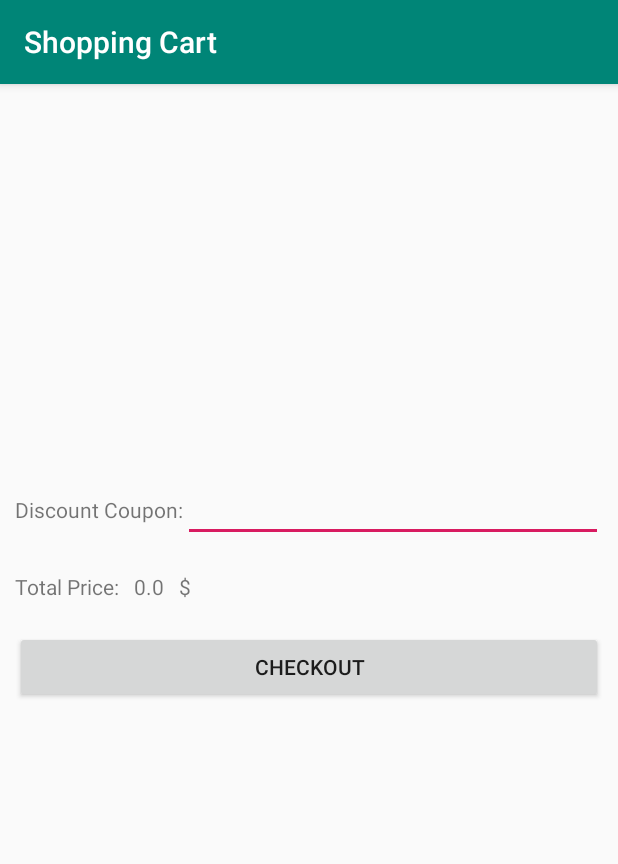
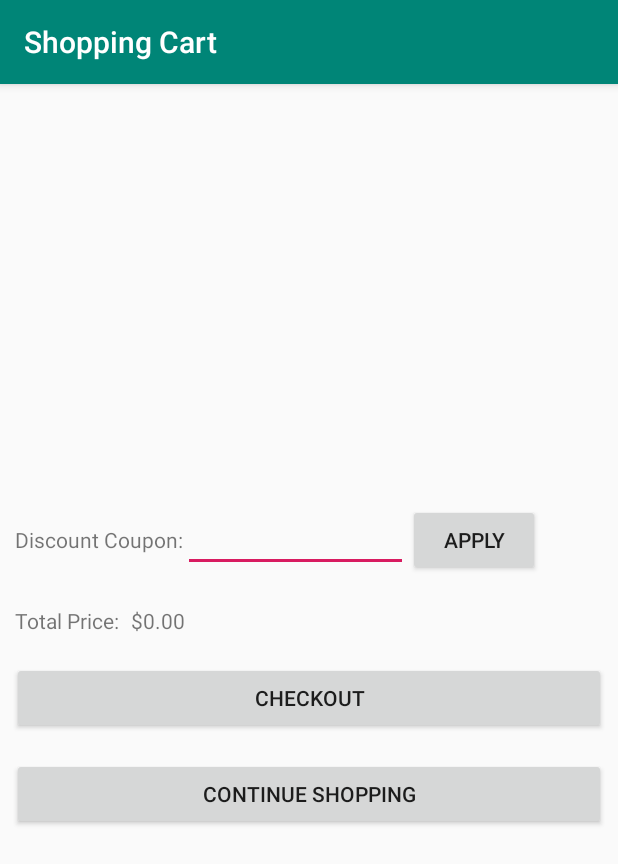
Before and after one commit to raulkfernandes/Marvel_Store, an Android app: the ShoppingCartActivity screen opened directly, with no data from a screen before it, on a phone screen of 412 x 824 dp. Shown: the top 864 px of the screen. Run offline under Robolectric (Android 15) with nearby library versions, the phone set to English and light mode, and no system bars; 2 statements that could not run were skipped.

Commit message:
Implementando tratamento correto para cupons de desconto

```diff
--- a/app/src/main/java/br/com/phoebus/marvelstore/activity/ComicStoreActivity.java
+++ b/app/src/main/java/br/com/phoebus/marvelstore/activity/ComicStoreActivity.java
@@ -20,8 +20,8 @@ import br.com.phoebus.marvelstore.R;
 import br.com.phoebus.marvelstore.adapter.ComicStoreAdapter;
 import br.com.phoebus.marvelstore.dao.ComicDAO;
 import br.com.phoebus.marvelstore.model.Comic;
-import br.com.phoebus.marvelstore.retrofit.model.DataJSON;
-import br.com.phoebus.marvelstore.retrofit.model.MarvelAPI;
+import br.com.phoebus.marvelstore.retrofit.DataJSON;
+import br.com.phoebus.marvelstore.retrofit.MarvelAPI;
 import retrofit2.Call;
 import retrofit2.Callback;
 import retrofit2.Response;
@@ -46,7 +46,7 @@ public class ComicStoreActivity extends AppCompatActivity {
             @Override
             public void onClick(View view) {
                 if(dao.getCartList() == null || dao.isCartEmpty()) {
-                    Toast.makeText(ComicStoreActivity.this, "You must add at least one comic to your cart.", Toast.LENGTH_SHORT).show();
+                    Toast.makeText(ComicStoreActivity.this, "Your cart is empty.", Toast.LENGTH_SHORT).show();
                 }
                 else {
                     Intent intent = new Intent(ComicStoreActivity.this, ShoppingCartActivity.class);
--- a/app/src/main/java/br/com/phoebus/marvelstore/activity/ShoppingCartActivity.java
+++ b/app/src/main/java/br/com/phoebus/marvelstore/activity/ShoppingCartActivity.java
@@ -3,6 +3,7 @@ package br.com.phoebus.marvelstore.activity;
 import android.os.Bundle;
 import android.view.View;
 import android.widget.Button;
+import android.widget.EditText;
 import android.widget.ListView;
 import android.widget.TextView;
 import android.widget.Toast;
@@ -10,13 +11,19 @@ import android.widget.Toast;
 import androidx.annotation.Nullable;
 import androidx.appcompat.app.AppCompatActivity;
 
+import java.text.DecimalFormat;
+
 import br.com.phoebus.marvelstore.R;
 import br.com.phoebus.marvelstore.adapter.ShoppingCartAdapter;
 import br.com.phoebus.marvelstore.dao.ComicDAO;
 
 public class ShoppingCartActivity extends AppCompatActivity {
 
-    ComicDAO dao = new ComicDAO();
+    private ComicDAO dao = new ComicDAO();
+    private final DecimalFormat df = new DecimalFormat("#0.00");
+    private static final String DISCOUNT_COUPON_COMMON = "IRONMAN";
+    private static final String DISCOUNT_COUPON_RARE = "BLACKWIDOW";
+    private static String DISCOUNT_COUPON_APPLIED = "";
 
     @Override
     protected void onCreate(@Nullable Bundle savedInstanceState) {
@@ -24,6 +31,55 @@ public class ShoppingCartActivity extends AppCompatActivity {
         setTitle("Shopping Cart");
         setContentView(R.layout.activity_shopping_cart);
 
+        // Set total price
+        final TextView totalPrice = findViewById(R.id.activity_shopping_cart_total_price_text_view);
+        final double doublePrice = Double.valueOf(dao.getTotalPrice());
+        totalPrice.setText(df.format(doublePrice));
+
+        ShoppingCartAdapter mAdapter = new ShoppingCartAdapter(this, dao);
+        ListView shoppingCartListView = findViewById(R.id.activity_shopping_cart_list_view);
+        shoppingCartListView.setAdapter(mAdapter);
+
+        // Apply discount
+        final EditText discountCouponEditText = findViewById(R.id.activity_shopping_cart_discount_coupon_edit_text);
+
+        if(dao.hasDiscountCouponApplied()) {
+            discountCouponEditText.setText(DISCOUNT_COUPON_APPLIED);
+            discountCouponEditText.setEnabled(false);
+        }
+
+        Button applyDiscountCouponButton = findViewById(R.id.activity_shopping_cart_apply_discount_coupon_button);
+        applyDiscountCouponButton.setOnClickListener(new View.OnClickListener() {
+            @Override
+            public void onClick(View view) {
+
+                String discountCoupon = discountCouponEditText.getText().toString();
+
+                if(discountCoupon.equals(DISCOUNT_COUPON_COMMON)) {
+                    Toast.makeText(ShoppingCartActivity.this, "Common Coupon Applied.", Toast.LENGTH_SHORT).show();
+                    dao.setDiscountCoupon("common");
+                    DISCOUNT_COUPON_APPLIED = DISCOUNT_COUPON_COMMON;
+                    discountCouponEditText.setEnabled(false);
+                    double commonDiscountPrice = Double.valueOf(dao.getTotalPrice());
+                    totalPrice.setText(df.format(commonDiscountPrice));
+                }
+
+                else if(discountCoupon.equals(DISCOUNT_COUPON_RARE)) {
+                    Toast.makeText(ShoppingCartActivity.this, "Rare Discount Coupon Applied.", Toast.LENGTH_SHORT).show();
+                    dao.setDiscountCoupon("rare");
+                    DISCOUNT_COUPON_APPLIED = DISCOUNT_COUPON_RARE;
+                    discountCouponEditText.setEnabled(false);
+                    double rareDiscountPrice = Double.valueOf(dao.getTotalPrice());
+                    totalPrice.setText(df.format(rareDiscountPrice));
+
+                } else {
+                    Toast.makeText(ShoppingCartActivity.this, "Invalid Discount Coupon.", Toast.LENGTH_SHORT).show();
+                    DISCOUNT_COUPON_APPLIED = "";
+                }
+            }
+        });
+
+        // Checkout Button
         Button checkoutButton = findViewById(R.id.activity_shopping_cart_checkout_button);
         checkoutButton.setOnClickListener(new View.OnClickListener() {
             @Override
@@ -33,17 +89,21 @@ public class ShoppingCartActivity extends AppCompatActivity {
                 }
                 else {
                     Toast.makeText(ShoppingCartActivity.this, "Checkout Successful.", Toast.LENGTH_SHORT).show();
+                    DISCOUNT_COUPON_APPLIED = "";
+                    dao.resetDiscountCoupon();
                     dao.clearCarList();
                     finish();
                 }
             }
         });
 
-        TextView totalPrice = findViewById(R.id.activity_shopping_cart_total_price_text_view);
-        totalPrice.setText(dao.getTotalPrice());
-
-        ShoppingCartAdapter mAdapter = new ShoppingCartAdapter(this, dao);
-        ListView shoppingCartListView = findViewById(R.id.activity_shopping_cart_list_view);
-        shoppingCartListView.setAdapter(mAdapter);
+        // Continue Shopping Button
+        Button continueShoppingButton = findViewById(R.id.activity_shopping_cart_continue_shopping_button);
+        continueShoppingButton.setOnClickListener(new View.OnClickListener() {
+            @Override
+            public void onClick(View view) {
+                finish();
+            }
+        });
     }
 }
--- a/app/src/main/java/br/com/phoebus/marvelstore/dao/ComicDAO.java
+++ b/app/src/main/java/br/com/phoebus/marvelstore/dao/ComicDAO.java
@@ -1,4 +1,6 @@
 package br.com.phoebus.marvelstore.dao;
+
+import android.util.Log;
 
 import java.util.List;
 
@@ -7,33 +9,71 @@ import br.com.phoebus.marvelstore.model.ShoppingCartSingleton;
 
 public class ComicDAO {
 
+    public static boolean hasCommonDiscountCoupon = false;
+    public static boolean hasRareDiscountCoupon = false;
+
     public boolean isCartEmpty() {
-        return ShoppingCartSingleton.getInstante().isComicListEmpty();
+        return ShoppingCartSingleton.getInstance().isComicListEmpty();
     }
 
     public void addToCart(Comic comic) {
-        ShoppingCartSingleton.getInstante().addComic(comic);
+        ShoppingCartSingleton.getInstance().addComic(comic);
     }
 
-//    public void removeFromCart(int index) {
-//        ShoppingCartSingleton.getInstante().removeComic(index);
-//    }
+    public void removeFromCart(int index) {
+        ShoppingCartSingleton.getInstance().removeComic(index);
+    }
 
     public List<Comic> getCartList() {
-        return ShoppingCartSingleton.getInstante().getComicList();
+        return ShoppingCartSingleton.getInstance().getComicList();
     }
 
     public void clearCarList() {
-        ShoppingCartSingleton.getInstante().clearComicList();
+        ShoppingCartSingleton.getInstance().clearComicList();
     }
 
     public String getTotalPrice() {
         double totalPrice = 0;
         List<Comic> comicList = getCartList();
 
-        for(int i = 0; i < comicList.size(); i++) {
+        Log.i("Coupon Check", "Common Coupon: " + hasCommonDiscountCoupon);
+        Log.i("Coupon Check", "Rare Coupon: " + hasRareDiscountCoupon);
+
+        for (int i = 0; i < comicList.size(); i++) {
             totalPrice += comicList.get(i).getPriceDouble();
         }
-        return String.valueOf(totalPrice);
+
+        double discountUpdate = totalPrice;
+
+        if(hasCommonDiscountCoupon) {
+            discountUpdate -= discountUpdate * 0.1f;
+            return String.valueOf(discountUpdate);
+        }
+        else if(hasRareDiscountCoupon) {
+            discountUpdate -= discountUpdate * 0.25f;
+            return String.valueOf(discountUpdate);
+        }
+        else {
+            return String.valueOf(totalPrice);
+        }
+    }
+
+    public void setDiscountCoupon(String discountCouponCheck) {
+        if(discountCouponCheck == "common") {
+            hasCommonDiscountCoupon = true;
+            hasRareDiscountCoupon = false;
+        } else if (discountCouponCheck == "rare") {
+            hasCommonDiscountCoupon = false;
+            hasRareDiscountCoupon = true;
+        }
+    }
+
+    public void resetDiscountCoupon() {
+        hasCommonDiscountCoupon = false;
+        hasRareDiscountCoupon = false;
+    }
+
+    public boolean hasDiscountCouponApplied() {
+        return hasCommonDiscountCoupon || hasRareDiscountCoupon;
     }
 }
--- a/app/src/main/java/br/com/phoebus/marvelstore/model/ShoppingCartSingleton.java
+++ b/app/src/main/java/br/com/phoebus/marvelstore/model/ShoppingCartSingleton.java
@@ -13,7 +13,7 @@ public class ShoppingCartSingleton {
 
     private ShoppingCartSingleton() {}
 
-    public static ShoppingCartSingleton getInstante() {
+    public static ShoppingCartSingleton getInstance() {
         if(instance == null) {
             instance = new ShoppingCartSingleton();
         }
--- a/app/src/main/java/br/com/phoebus/marvelstore/retrofit/model/Data.java
+++ b/app/src/main/java/br/com/phoebus/marvelstore/retrofit/Data.java
@@ -1,4 +1,4 @@
-package br.com.phoebus.marvelstore.retrofit.model;
+package br.com.phoebus.marvelstore.retrofit;
 
 public class Data {
 //
--- a/app/src/main/java/br/com/phoebus/marvelstore/retrofit/model/DataJSON.java
+++ b/app/src/main/java/br/com/phoebus/marvelstore/retrofit/DataJSON.java
@@ -1,4 +1,4 @@
-package br.com.phoebus.marvelstore.retrofit.model;
+package br.com.phoebus.marvelstore.retrofit;
 
 import com.google.gson.annotations.Expose;
 import com.google.gson.annotations.SerializedName;
--- a/app/src/main/java/br/com/phoebus/marvelstore/retrofit/model/MarvelAPI.java
+++ b/app/src/main/java/br/com/phoebus/marvelstore/retrofit/MarvelAPI.java
@@ -1,4 +1,4 @@
-package br.com.phoebus.marvelstore.retrofit.model;
+package br.com.phoebus.marvelstore.retrofit;
 
 import retrofit2.Call;
 import retrofit2.http.GET;
--- a/app/src/main/res/layout/activity_shopping_cart.xml
+++ b/app/src/main/res/layout/activity_shopping_cart.xml
@@ -8,31 +8,31 @@
     <ListView
         android:id="@+id/activity_shopping_cart_list_view"
         android:layout_width="match_parent"
-        android:layout_height="250dp" />
-
-    <!--
-    <EditText
-        android:inputType="number"
-        android:layout_width="wrap_content"
-        android:layout_height="wrap_content" />
-    -->
+        android:layout_height="250dp"
+        android:layout_margin="10dp"/>
 
     <LinearLayout
-        android:orientation="horizontal"
         android:layout_width="match_parent"
         android:layout_height="wrap_content"
+        android:orientation="horizontal"
         android:layout_margin="10dp">
 
         <TextView
             android:text="Discount Coupon:"
             android:layout_width="wrap_content"
-            android:layout_height="wrap_content" />
+            android:layout_height="wrap_content"/>
 
         <EditText
-            android:id="@+id/activity_shopping_cart_discount_edit_text"
-            android:layout_width="match_parent"
+            android:id="@+id/activity_shopping_cart_discount_coupon_edit_text"
+            android:layout_width="150dp"
             android:layout_height="wrap_content"
             android:inputType="textCapCharacters"/>
+
+        <Button
+            android:id="@+id/activity_shopping_cart_apply_discount_coupon_button"
+            android:layout_width="wrap_content"
+            android:layout_height="wrap_content"
+            android:text="Apply"/>
     </LinearLayout>
 
     <LinearLayout
@@ -44,19 +44,19 @@
         <TextView
             android:text="Total Price:"
             android:layout_width="wrap_content"
-            android:layout_height="wrap_content" />
+            android:layout_height="wrap_content"
+            android:layout_marginRight="8dp" />
+
+        <TextView
+            android:text="$"
+            android:layout_width="wrap_content"
+            android:layout_height="wrap_content"/>
 
         <TextView
             android:id="@+id/activity_shopping_cart_total_price_text_view"
             android:text="49.90"
             android:layout_width="wrap_content"
-            android:layout_height="wrap_content"
-            android:layout_marginHorizontal="10dp"/>
-
-        <TextView
-            android:text="$"
-            android:layout_width="wrap_content"
-            android:layout_height="wrap_content" />
+            android:layout_height="wrap_content"/>
 
     </LinearLayout>
 
@@ -64,6 +64,12 @@
         android:layout_width="match_parent"
         android:layout_height="wrap_content"
         android:text="Checkout"
-        android:layout_margin="10dp" />
+        android:layout_margin="8dp" />
+
+    <Button android:id="@+id/activity_shopping_cart_continue_shopping_button"
+        android:layout_width="match_parent"
+        android:layout_height="wrap_content"
+        android:text="Continue Shopping"
+        android:layout_margin="8dp" />
 
 </LinearLayout>
```
Also changed, not shown: app/src/main/java/br/com/phoebus/marvelstore/adapter/ShoppingCartAdapter.java (+17 -5 lines).
